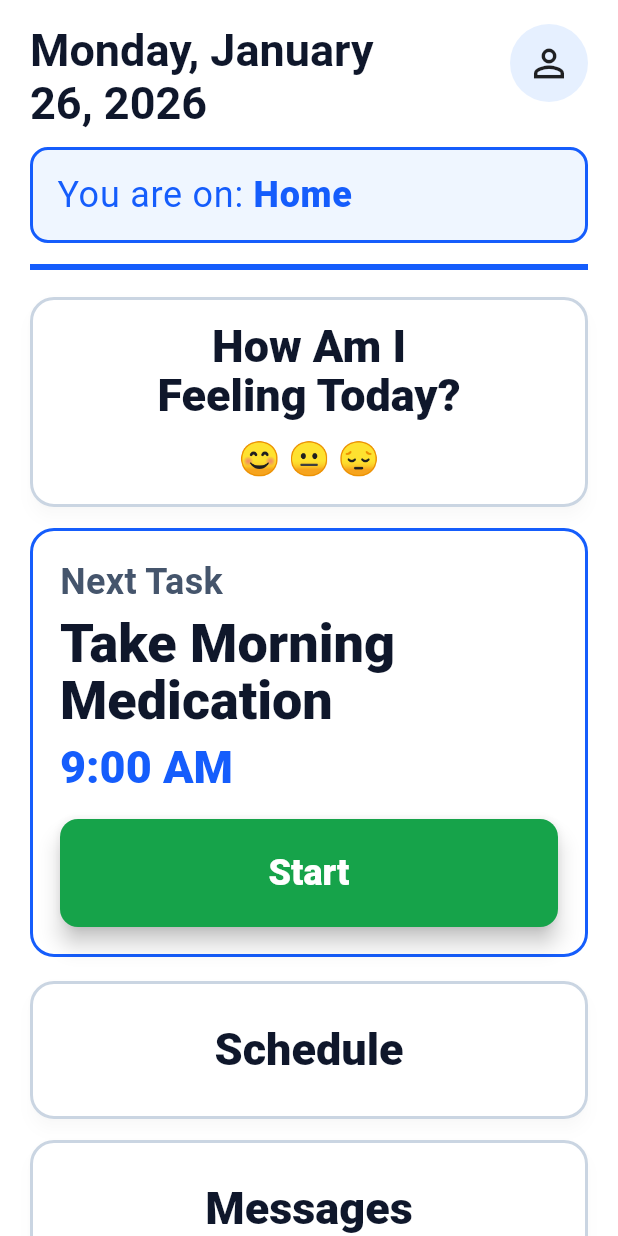
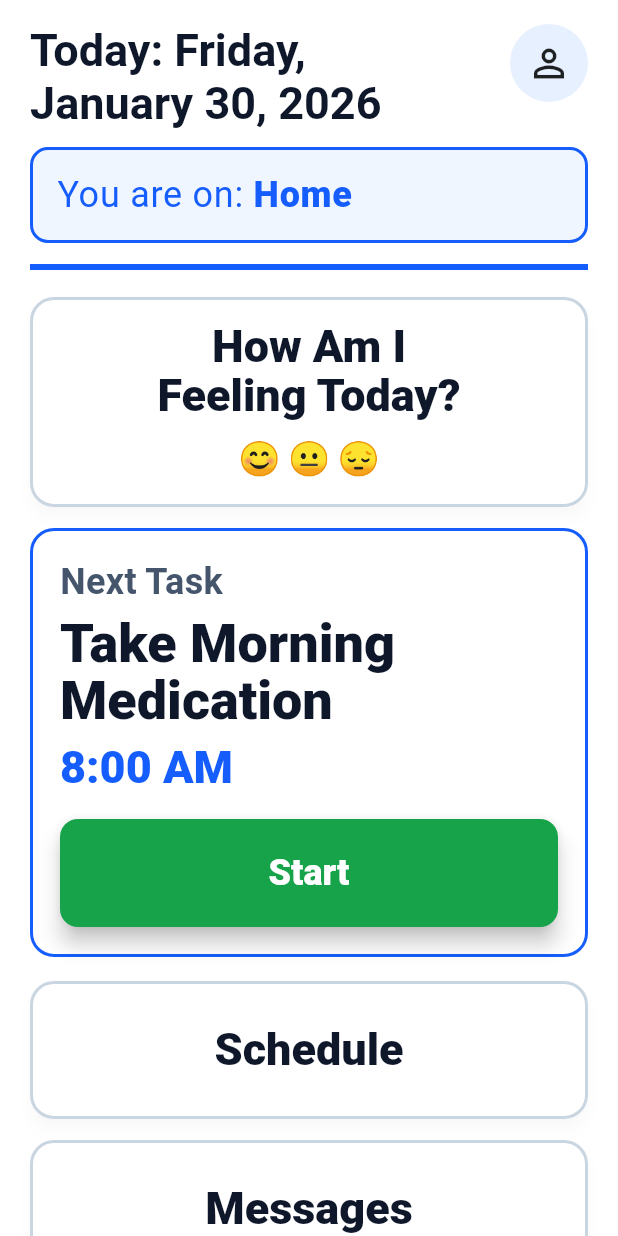
Before and after one commit to kshiflett88/swen-661-careconnect-stml, a Flutter app: the PatientDashboardScreen screen opened by its route, on a phone screen of 412 x 824 dp. Run offline on Flutter 3.47's test engine with Material 3 defaults, Android fonts, the phone set to English and light mode, and no system bars; our stand-ins replace go_router, shared_preferences; accounts and stored records are empty; Roboto replaces fonts that are missing (Arial).

Commit message:
Code update: -matched desing with Figma design -updated accessibility features to match Figma -updated image for task detail screen. -updated main dashboard to pull date and time directly from the system. -updated the task displayed on the main page to update depending on the actual next task to be complete based on the mock_data.

```diff
--- a/mobile-flutter/careconnect_stml_flutter/lib/data/models/task.dart
+++ b/mobile-flutter/careconnect_stml_flutter/lib/data/models/task.dart
@@ -2,20 +2,18 @@ class Task {
   final String id;
   final String title;
   final String description;
+  final bool isCritical;
+  final DateTime? scheduledAt;
+  final List<String> steps;
+  final String? imageAsset;
 
-  // Optional schedule fields (use if your UI needs “Schedule” on the same page)
-  final DateTime? scheduledAt;
-  final bool isCritical;
-
-  // Optional steps for “Task Detail (Step-by-Step)”
-  final List<String> steps;
-
-  const Task({
+  Task({
     required this.id,
     required this.title,
     required this.description,
+    this.isCritical = false,
     this.scheduledAt,
-    this.isCritical = false,
     this.steps = const [],
+    this.imageAsset,
   });
 }
--- a/mobile-flutter/careconnect_stml_flutter/lib/screens/dashboard/patient_dashboard_screen.dart
+++ b/mobile-flutter/careconnect_stml_flutter/lib/screens/dashboard/patient_dashboard_screen.dart
@@ -3,6 +3,22 @@ import 'package:go_router/go_router.dart';
 
 import '../../app/router.dart';
 import '../../shared/theme/app_colors.dart';
+import '../../shared/mocks/mock_tasks.dart';
+import '../../shared/storage/task_status_store.dart';
+import '../../data/models/task.dart';
+
+//Today's date label
+String _todayLabel(DateTime dt) {
+    const weekdays = [
+      'Monday','Tuesday','Wednesday','Thursday','Friday','Saturday','Sunday'
+    ];
+    const months = [
+      'January','February','March','April','May','June',
+      'July','August','September','October','November','December'
+    ];
+    return 'Today: ${weekdays[dt.weekday - 1]}, \n'
+        '${months[dt.month - 1]} ${dt.day}, ${dt.year}';
+  }
 
 class PatientDashboardScreen extends StatelessWidget {
   const PatientDashboardScreen({super.key});
@@ -12,12 +28,51 @@ class PatientDashboardScreen extends StatelessWidget {
     final t = Theme.of(context).textTheme;
 
     // Mock data (UI only)
-    final dateLine1 = 'Monday, January';
-    final dateLine2 = '26, 2026';
     final locationLabel = 'Home';
 
-    final nextTaskTitle = 'Take Morning\nMedication';
-    final nextTaskTime = '9:00 AM';
+    //final nextTaskTitle = 'Take Morning\nMedication';
+    //final nextTaskTime = '9:00 AM';
+
+    // Add at the top of your State class with other instance variables
+final TaskStatusStore _taskStore = TaskStatusStore();
+
+// Add this helper method to get the next incomplete task
+Future<Task?> _getNextIncompleteTask() async {
+  final now = DateTime.now();
+
+  // Sort tasks by scheduled time
+  final sortedTasks = [...mockTasks]
+    ..sort((a, b) {
+      final at = a.scheduledAt;
+      final bt = b.scheduledAt;
+      if (at == null && bt == null) return 0;
+      if (at == null) return 1;
+      if (bt == null) return -1;
+      return at.compareTo(bt);
+    });
+
+  // Find first incomplete task
+  for (final task in sortedTasks) {
+    final completedAt = await _taskStore.getCompletedAt(task.id);
+    if (completedAt == null) {
+      return task; // This is the next incomplete task
+    }
+  }
+
+  return null; // All tasks are complete
+}
+
+// This helper should already exist in your file, but if not, add it:
+String _formatTime(DateTime? dt) {
+  if (dt == null) return '';
+  int hour = dt.hour;
+  final minute = dt.minute;
+  final suffix = hour >= 12 ? 'PM' : 'AM';
+  hour = hour % 12;
+  if (hour == 0) hour = 12;
+  final mm = minute.toString().padLeft(2, '0');
+  return '$hour:$mm $suffix';
+}
 
     return Scaffold(
       body: SafeArea(
@@ -32,7 +87,8 @@ class PatientDashboardScreen extends StatelessWidget {
                 children: [
                   Expanded(
                     child: Text(
-                      '$dateLine1\n$dateLine2',
+                      //'$dateLine1\n$dateLine2',
+                      _todayLabel(DateTime.now()),
                       style: t.titleLarge?.copyWith(
                         color: AppColors.textPrimary,
                         height: 1.15,
@@ -124,7 +180,34 @@ class PatientDashboardScreen extends StatelessWidget {
               const SizedBox(height: 14),
 
               // Next Task card
-              Container(
+              FutureBuilder<Task?>(
+                future: _getNextIncompleteTask(),
+                builder: (context, snapshot) {
+                  // Show loading or placeholder while fetching
+                  if (!snapshot.hasData) {
+                    return Container(
+                      padding: const EdgeInsets.fromLTRB(18, 18, 18, 18),
+                      decoration: BoxDecoration(
+                        borderRadius: BorderRadius.circular(16),
+                        border: Border.all(width: 2, color: AppColors.primary),
+                        color: Colors.white,
+                      ),
+                      child: const Center(
+                        child: Text(
+                          'No tasks scheduled',
+                          style: TextStyle(
+                            fontSize: 18,
+                            color: AppColors.textSecondary,
+                          ),
+                        ),
+                      ),
+                    );
+                  }
+
+                  final nextTask = snapshot.data!;
+                  final timeLabel = _formatTime(nextTask.scheduledAt);
+
+                  return Container(
                     padding: const EdgeInsets.fromLTRB(18, 18, 18, 18),
                     decoration: BoxDecoration(
                       borderRadius: BorderRadius.circular(16),
@@ -143,7 +226,7 @@ class PatientDashboardScreen extends StatelessWidget {
                         ),
                         const SizedBox(height: 6),
                         Text(
-                      nextTaskTitle,
+                          nextTask.title,
                           style: t.headlineMedium?.copyWith(
                             color: AppColors.textPrimary,
                             fontWeight: FontWeight.w900,
@@ -152,7 +235,7 @@ class PatientDashboardScreen extends StatelessWidget {
                         ),
                         const SizedBox(height: 8),
                         Text(
-                      nextTaskTime,
+                          timeLabel,
                           style: t.titleLarge?.copyWith(
                             color: AppColors.primary,
                             fontWeight: FontWeight.w800,
@@ -164,7 +247,7 @@ class PatientDashboardScreen extends StatelessWidget {
                         SizedBox(
                           height: 72,
                           child: ElevatedButton(
-                        onPressed: () => context.go(AppRoutes.taskDetail.replaceFirst(':id', '1')),
+                            onPressed: () => context.go(AppRoutes.taskDetail.replaceFirst(':id', nextTask.id)),
                             style: ElevatedButton.styleFrom(
                               backgroundColor: const Color(0xFF16A34A), // green
                               foregroundColor: Colors.white,
@@ -184,6 +267,8 @@ class PatientDashboardScreen extends StatelessWidget {
                         ),
                       ],
                     ),
+                  );
+                },
               ),
 
               const SizedBox(height: 16),
--- a/mobile-flutter/careconnect_stml_flutter/lib/shared/mocks/mock_tasks.dart
+++ b/mobile-flutter/careconnect_stml_flutter/lib/shared/mocks/mock_tasks.dart
@@ -8,6 +8,7 @@ final mockTasks = <Task>[
     description: 'Blue pill after breakfast',
     isCritical: true,
     scheduledAt: DateTime.now().copyWith(hour: 8, minute: 0),
+    imageAsset: 'assets/images/tasks/medication.png',
     steps: const [
       'Get the blue pill bottle',
       'Take 1 pill with water',
@@ -19,6 +20,7 @@ final mockTasks = <Task>[
     title: 'Drink Water',
     description: 'One full glass',
     scheduledAt: DateTime.now().copyWith(hour: 10, minute: 30),
+    imageAsset: 'assets/images/tasks/water.png',
     steps: const [
       'Fill a glass with water',
       'Drink the full glass',
@@ -30,6 +32,7 @@ final mockTasks = <Task>[
     title: 'Go for a Walk',
     description: '10 minutes outside',
     scheduledAt: DateTime.now().copyWith(hour: 14, minute: 0),
+    imageAsset: 'assets/images/tasks/exercise.png',
     steps: const [
       'Put on comfortable shoes',
       'Walk outside for 10 minutes',
--- a/mobile-flutter/careconnect_stml_flutter/pubspec.yaml
+++ b/mobile-flutter/careconnect_stml_flutter/pubspec.yaml
@@ -53,7 +53,8 @@ dev_dependencies:
 
 # The following section is specific to Flutter packages.
 flutter:
-
+  assets:
+    - assets/images/tasks/
   # The following line ensures that the Material Icons font is
   # included with your application, so that you can use the icons in
   # the material Icons class.
```
Also changed, not shown: mobile-flutter/careconnect_stml_flutter/lib/screens/health_logging/health_logging_screen.dart (+12 -17 lines), mobile-flutter/careconnect_stml_flutter/lib/screens/tasks/task_detail_screen.dart (+22 -52 lines), mobile-flutter/careconnect_stml_flutter/lib/screens/tasks/task_list_screen.dart (+15 -14 lines), mobile-flutter/careconnect_stml_flutter/assets/images/tasks/exercise.png (added), mobile-flutter/careconnect_stml_flutter/assets/images/tasks/meal.png (added), mobile-flutter/careconnect_stml_flutter/assets/images/tasks/medication.png (added), mobile-flutter/careconnect_stml_flutter/assets/images/tasks/water.png (added), 1 other file. Lines whose indentation alone changed are shown as unchanged.
